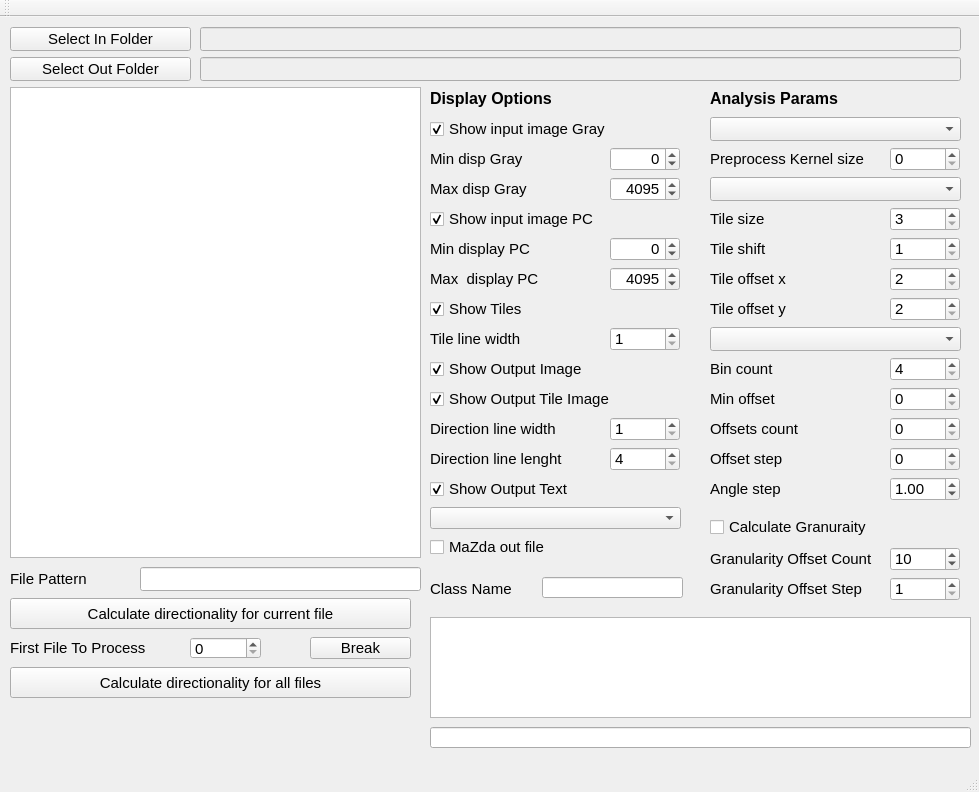
Before: the Qt Designer form mainwindow.ui in marcinkociolek/DirectionalityDetectionGui, drawn with Qt 5.
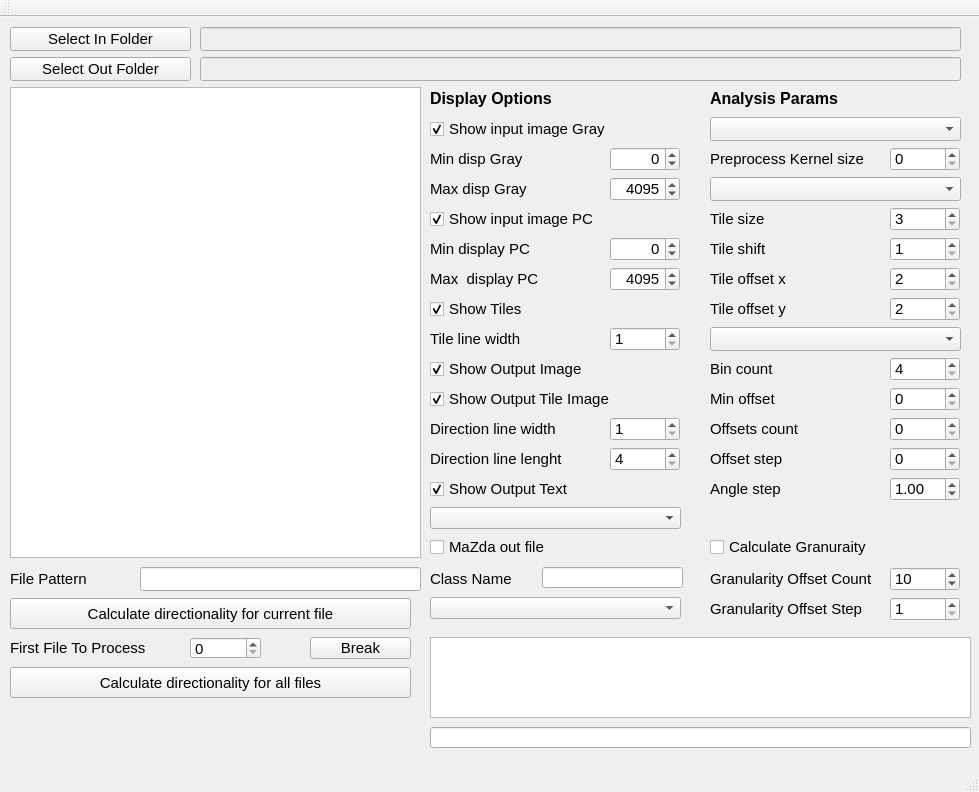
After: the same form once the commit is applied.

Diff of the .ui file:
```diff
--- a/mainwindow.ui
+++ b/mainwindow.ui
@@ -910,9 +910,9 @@
     <property name="geometry">
      <rect>
       <x>430</x>
-      <y>600</y>
+      <y>620</y>
       <width>541</width>
-      <height>101</height>
+      <height>81</height>
      </rect>
     </property>
    </widget>
@@ -1077,7 +1077,7 @@
     <property name="geometry">
      <rect>
       <x>710</x>
-      <y>500</y>
+      <y>520</y>
       <width>221</width>
       <height>20</height>
      </rect>
@@ -1090,7 +1090,7 @@
     <property name="geometry">
      <rect>
       <x>710</x>
-      <y>530</y>
+      <y>550</y>
       <width>172</width>
       <height>24</height>
      </rect>
@@ -1111,7 +1111,7 @@
     <property name="geometry">
      <rect>
       <x>710</x>
-      <y>560</y>
+      <y>580</y>
       <width>172</width>
       <height>24</height>
      </rect>
@@ -1132,7 +1132,7 @@
     <property name="geometry">
      <rect>
       <x>890</x>
-      <y>530</y>
+      <y>550</y>
       <width>70</width>
       <height>24</height>
      </rect>
@@ -1156,7 +1156,7 @@
     <property name="geometry">
      <rect>
       <x>890</x>
-      <y>560</y>
+      <y>580</y>
       <width>70</width>
       <height>24</height>
      </rect>
@@ -1177,7 +1177,7 @@
     <property name="geometry">
      <rect>
       <x>542</x>
-      <y>560</y>
+      <y>550</y>
       <width>141</width>
       <height>21</height>
      </rect>
@@ -1187,8 +1187,8 @@
     <property name="geometry">
      <rect>
       <x>430</x>
-      <y>560</y>
-      <width>172</width>
+      <y>550</y>
+      <width>111</width>
       <height>24</height>
      </rect>
     </property>
@@ -1217,6 +1217,16 @@
      <string>MaZda out file</string>
     </property>
    </widget>
+   <widget class="QComboBox" name="comboBoxDataSeparator">
+    <property name="geometry">
+     <rect>
+      <x>430</x>
+      <y>580</y>
+      <width>251</width>
+      <height>22</height>
+     </rect>
+    </property>
+   </widget>
   </widget>
   <widget class="QMenuBar" name="menuBar">
    <property name="geometry">
```
